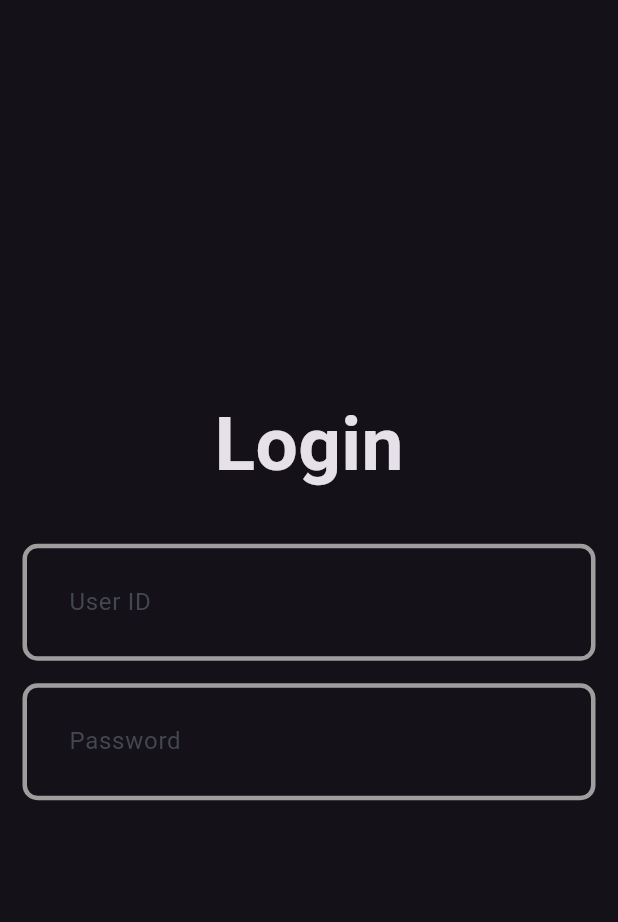
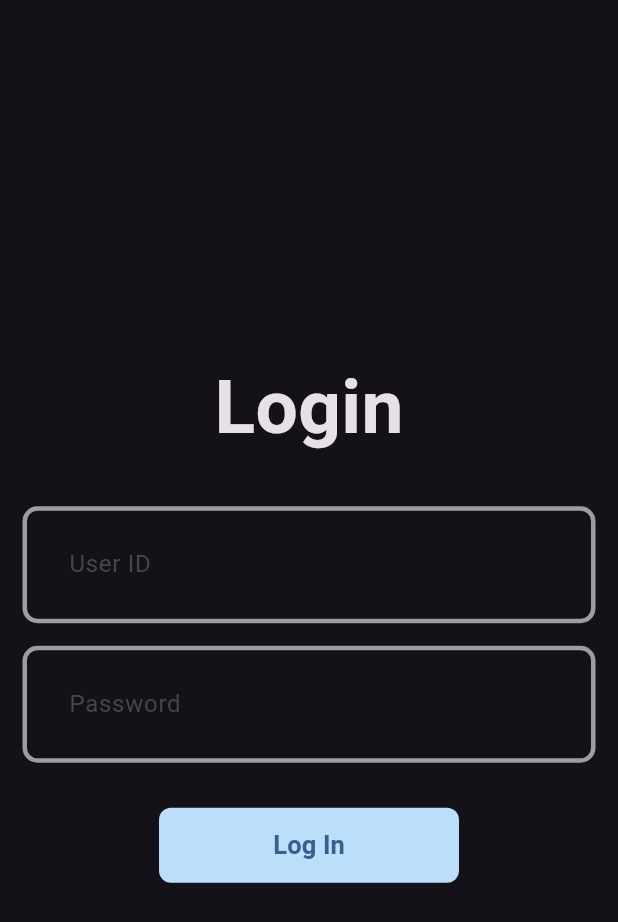
Before and after one commit to SinnedAngel/simply_pos, a Flutter app: the screen it shows after launch, on a phone screen of 412 x 824 dp. Shown: the top 922 px of the screen. Run offline on Flutter 3.47's test engine with Material 3 defaults, Android fonts, the phone set to English and light mode, and no system bars.

Commit message:
Update splash and login page

```diff
--- a/lib/common/theme/theme.dart
+++ b/lib/common/theme/theme.dart
@@ -35,5 +35,13 @@ class AppTheme {
       contentPadding: const EdgeInsets.all(27),
       enabledBorder: borderTheme(),
       focusedBorder: borderTheme(AppPallete.focusedBorderColor),
-      ));
+    ),
+    buttonTheme: const ButtonThemeData(buttonColor: Colors.transparent),
+    elevatedButtonTheme: ElevatedButtonThemeData(
+      style: ElevatedButton.styleFrom(
+        backgroundColor: Colors.transparent,
+        shadowColor: Colors.transparent,
+      ),
+    ),
+  );
 }
--- a/lib/login/presenter/login_page.dart
+++ b/lib/login/presenter/login_page.dart
@@ -1,4 +1,6 @@
 import 'package:flutter/material.dart';
+import 'package:simply_pos/common/theme/pallete.dart';
+import 'package:simply_pos/common/theme/theme.dart';
 import 'package:simply_pos/common/widget/text_input_field.dart';
 
 class LoginPage extends StatefulWidget {
@@ -18,24 +20,42 @@ class _LoginPageState extends State<LoginPage> {
         padding: const EdgeInsets.all(15),
         child: Form(
           key: _formKey,
-          child: const Column(
+          child: Column(
             mainAxisAlignment: MainAxisAlignment.center,
             children: [
-              Text(
+              const Text(
                 'Login',
                 style: TextStyle(fontSize: 50, fontWeight: FontWeight.bold),
               ),
-              SizedBox(
+              const SizedBox(
                 height: 30,
               ),
-              TextInputField(hintText: "User ID"),
-              SizedBox(
+              const TextInputField(hintText: "User ID"),
+              const SizedBox(
                 height: 15,
               ),
-              TextInputField(hintText: "Password"),
-              SizedBox(
+              const TextInputField(hintText: "Password"),
+              const SizedBox(
                 height: 30,
               ),
+              Container(
+                decoration: BoxDecoration(
+                    borderRadius: BorderRadius.circular(8),
+                    color: AppPallete.secondayColor),
+                child: ElevatedButton(
+                  style: ElevatedButton.styleFrom(
+                    fixedSize: const Size(200, 50),
+                  ),
+                  onPressed: () {},
+                  child: const Text(
+                    'Log In',
+                    style: TextStyle(
+                      fontSize: 17,
+                      fontWeight: FontWeight.w600,
+                    ),
+                  ),
+                ),
+              )
             ],
           ),
         ),
--- a/lib/splash/splash_page.dart
+++ b/lib/splash/splash_page.dart
@@ -1,3 +1,5 @@
+import 'dart:async';
+
 import 'package:flutter/material.dart';
 import 'package:simply_pos/login/presenter/login_page.dart';
 
@@ -43,8 +45,10 @@ class SplashPage extends StatelessWidget {
             ),
           ),
           onEnd: () {
-            Navigator.of(context).pushReplacement(
-                MaterialPageRoute(builder: (context) => const LoginPage()));
+            Timer(const Duration(milliseconds: 500), () {
+              Navigator.of(context).pushReplacement(
+                  MaterialPageRoute(builder: (context) => const LoginPage()));
+            });
           },
         )
       ],
```
Lines whose indentation alone changed are shown as unchanged.
